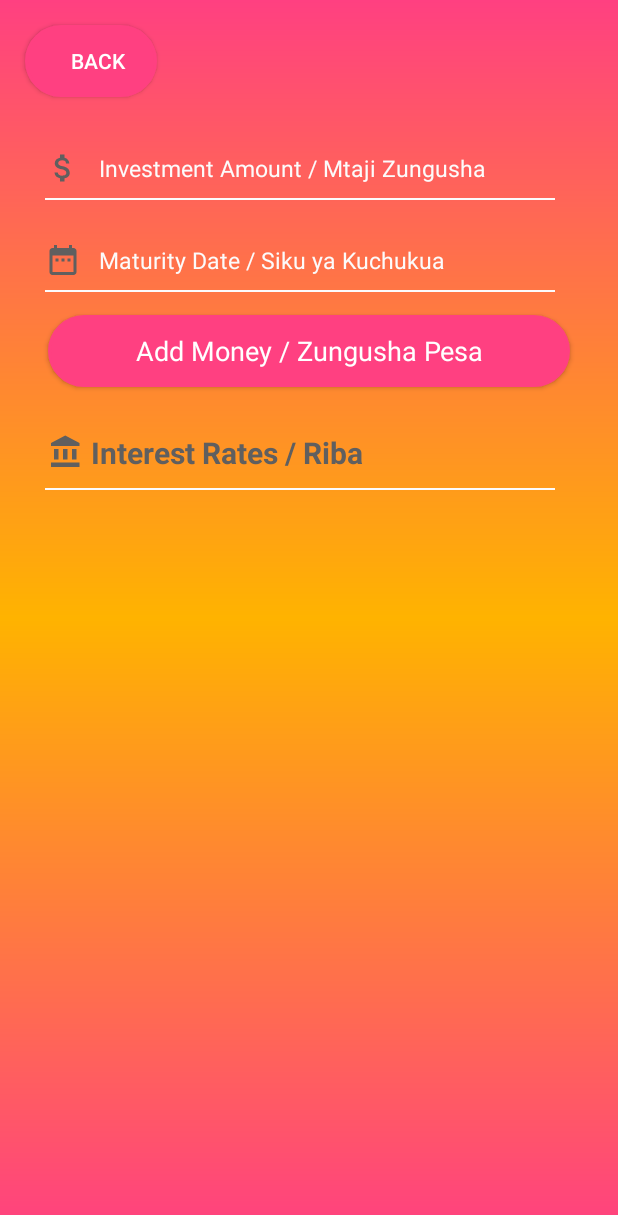
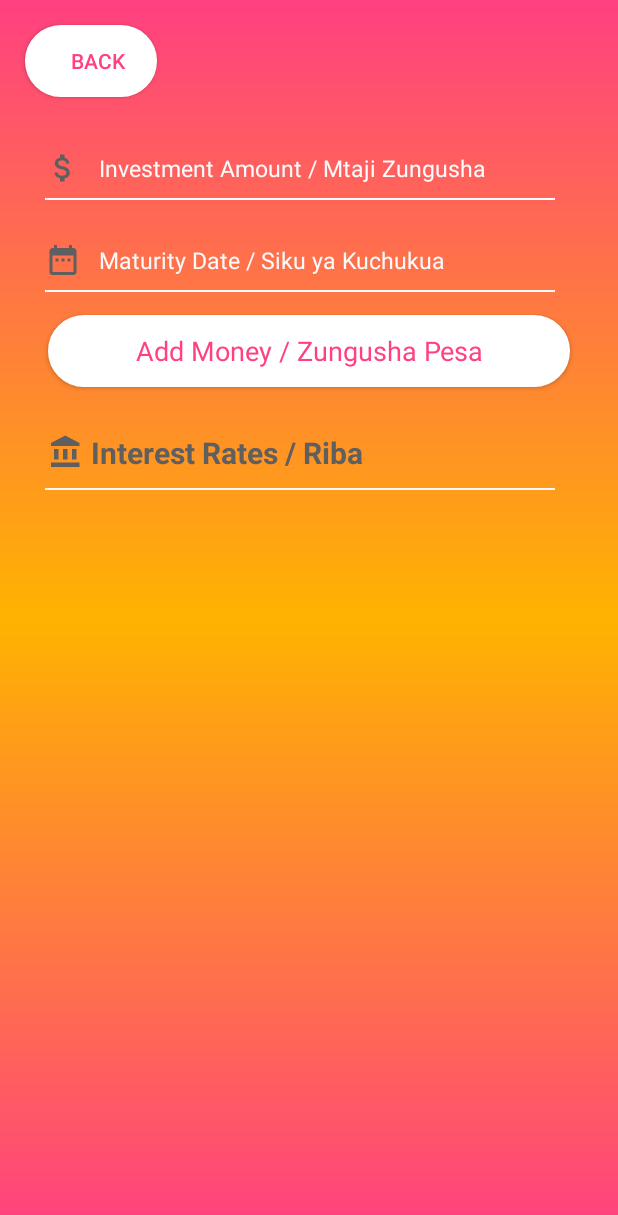
Before and after one commit to Markmayalla/BoxPesa, an Android app: the layout money_zungusha.xml on its own in the app's theme, with its tools: preview values and no code run, on a phone screen of 412 x 824 dp. Shown: the top 1215 px of the screen. Run offline under Robolectric (Android 15) with nearby library versions, the light colour scheme and no system bars.

Commit message:
Changing Layout back to Local

```diff
--- a/app/src/main/res/layout/money_zungusha.xml
+++ b/app/src/main/res/layout/money_zungusha.xml
@@ -72,7 +72,7 @@
             android:layout_width="match_parent"
             android:layout_height="wrap_content"
             android:layout_marginTop="15dp"
-            android:background="@drawable/background_pink"
+            android:background="@drawable/background_login"
             android:clickable="true"
             android:padding="10dp"
             android:layout_marginLeft="10dp"
@@ -80,7 +80,7 @@
             android:layout_marginBottom="10dp"
             android:text="Add Money / Zungusha Pesa"
             android:textAllCaps="false"
-            android:textColor="#fff"
+            android:textColor="@color/pinkAccent"
             android:textSize="18sp" />
 
         <TextView
@@ -124,10 +124,10 @@
             android:layout_height="wrap_content"
             android:layout_alignParentStart="true"
             android:layout_alignParentTop="true"
-            android:background="@drawable/background_pink"
+            android:background="@drawable/background_login"
             android:clickable="true"
             android:text="BACK"
-            android:textColor="#fff"
+            android:textColor="@color/pinkAccent"
             android:layout_margin="10dp"
             android:paddingLeft="10dp"
             android:onClick="loginAction"/>
```
